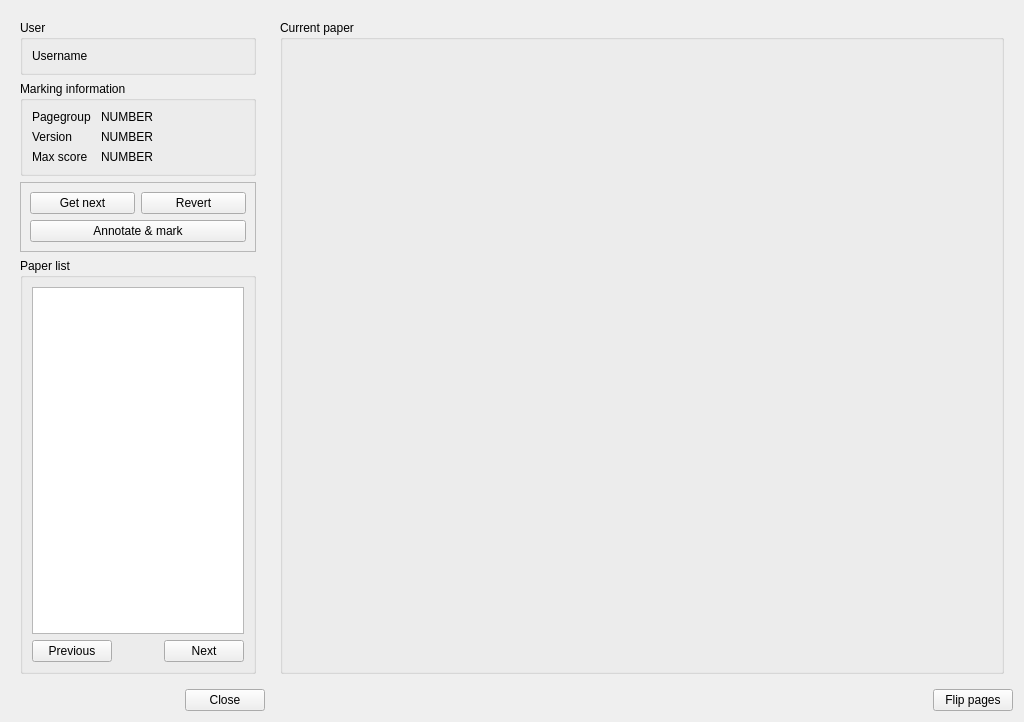
plomgrading/plom, file qtCreatorFiles/ui_marker.ui: the form before one commit.
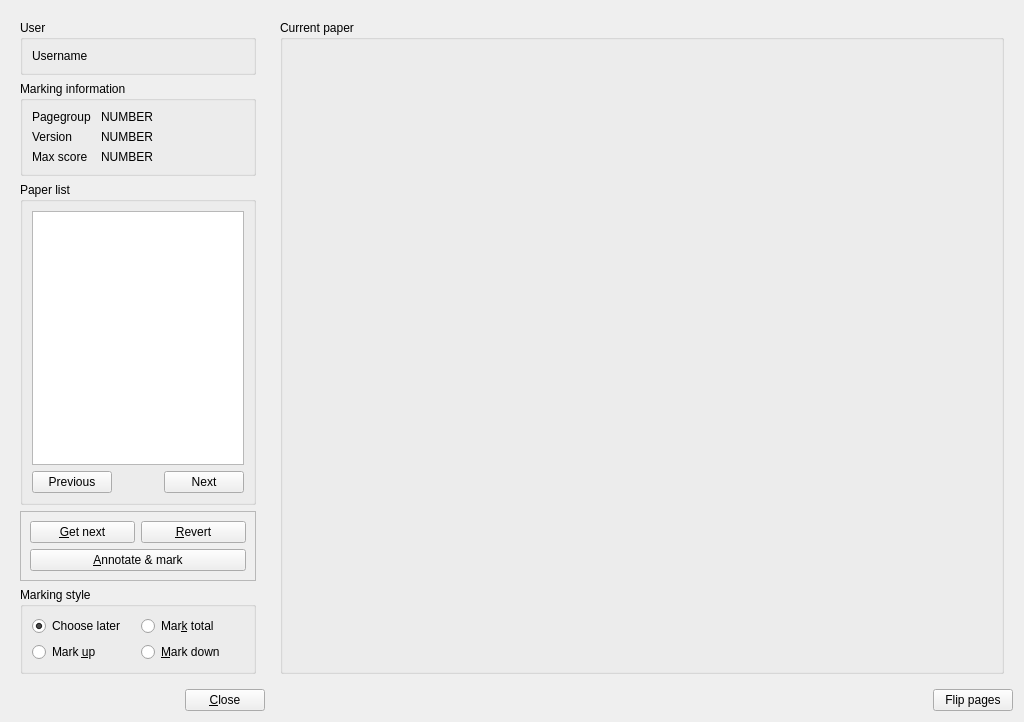
The form after the commit. Custom widgets are drawn as their Qt base class.

Commit message: Can now set mark up/down/total in the marker screen

Diff of the .ui file:
```diff
--- a/qtCreatorFiles/ui_marker.ui
+++ b/qtCreatorFiles/ui_marker.ui
@@ -32,7 +32,7 @@
      <item>
       <widget class="QPushButton" name="closeButton">
        <property name="text">
-        <string>Close</string>
+        <string>&amp;Close</string>
        </property>
       </widget>
      </item>
@@ -114,45 +114,6 @@
         </layout>
        </widget>
       </item>
-      <item>
-       <widget class="QFrame" name="buttonFrame">
-        <property name="frameShape">
-         <enum>QFrame::StyledPanel</enum>
-        </property>
-        <property name="frameShadow">
-         <enum>QFrame::Raised</enum>
-        </property>
-        <layout class="QGridLayout" name="gridLayout">
-         <item row="0" column="0">
-          <widget class="QPushButton" name="getNextButton">
-           <property name="text">
-            <string>Get next</string>
-           </property>
-          </widget>
-         </item>
-         <item row="1" column="0" colspan="2">
-          <widget class="QPushButton" name="annButton">
-           <property name="sizePolicy">
-            <sizepolicy hsizetype="Minimum" vsizetype="Fixed">
-             <horstretch>0</horstretch>
-             <verstretch>1</verstretch>
-            </sizepolicy>
-           </property>
-           <property name="text">
-            <string>Annotate &amp;&amp; mark</string>
-           </property>
-          </widget>
-         </item>
-         <item row="0" column="1">
-          <widget class="QPushButton" name="revertButton">
-           <property name="text">
-            <string>Revert</string>
-           </property>
-          </widget>
-         </item>
-        </layout>
-       </widget>
-      </item>
       <item>
        <widget class="QGroupBox" name="tableBox">
         <property name="sizePolicy">
@@ -211,6 +172,97 @@
         </layout>
        </widget>
       </item>
+      <item>
+       <widget class="QFrame" name="buttonFrame">
+        <property name="frameShape">
+         <enum>QFrame::StyledPanel</enum>
+        </property>
+        <property name="frameShadow">
+         <enum>QFrame::Raised</enum>
+        </property>
+        <layout class="QGridLayout" name="gridLayout">
+         <item row="0" column="0">
+          <widget class="QPushButton" name="getNextButton">
+           <property name="text">
+            <string>&amp;Get next</string>
+           </property>
+          </widget>
+         </item>
+         <item row="2" column="0" colspan="2">
+          <widget class="QPushButton" name="annButton">
+           <property name="sizePolicy">
+            <sizepolicy hsizetype="Minimum" vsizetype="Fixed">
+             <horstretch>0</horstretch>
+             <verstretch>1</verstretch>
+            </sizepolicy>
+           </property>
+           <property name="text">
+            <string>&amp;Annotate &amp;&amp; mark</string>
+           </property>
+          </widget>
+         </item>
+         <item row="0" column="1">
+          <widget class="QPushButton" name="revertButton">
+           <property name="text">
+            <string>&amp;Revert</string>
+           </property>
+          </widget>
+         </item>
+        </layout>
+       </widget>
+      </item>
+      <item>
+       <widget class="QGroupBox" name="styleChoiceBox">
+        <property name="title">
+         <string>Marking style</string>
+        </property>
+        <layout class="QGridLayout" name="gridLayout_5">
+         <item row="1" column="1">
+          <widget class="QRadioButton" name="markDownRB">
+           <property name="text">
+            <string>&amp;Mark down</string>
+           </property>
+           <attribute name="buttonGroup">
+            <string notr="true">markStyleGroup</string>
+           </attribute>
+          </widget>
+         </item>
+         <item row="0" column="1">
+          <widget class="QRadioButton" name="markTotalRB">
+           <property name="text">
+            <string>Mar&amp;k total</string>
+           </property>
+           <attribute name="buttonGroup">
+            <string notr="true">markStyleGroup</string>
+           </attribute>
+          </widget>
+         </item>
+         <item row="0" column="0">
+          <widget class="QRadioButton" name="markLaterRB">
+           <property name="text">
+            <string>Choose later</string>
+           </property>
+           <property name="checked">
+            <bool>true</bool>
+           </property>
+           <attribute name="buttonGroup">
+            <string notr="true">markStyleGroup</string>
+           </attribute>
+          </widget>
+         </item>
+         <item row="1" column="0">
+          <widget class="QRadioButton" name="markUpRB">
+           <property name="text">
+            <string>Mark &amp;up</string>
+           </property>
+           <attribute name="buttonGroup">
+            <string notr="true">markStyleGroup</string>
+           </attribute>
+          </widget>
+         </item>
+        </layout>
+       </widget>
+      </item>
      </layout>
     </widget>
    </item>
```
Left out of the diff: 5 changed lines with no effect on the pictures. The commit also changes 9 other files.
